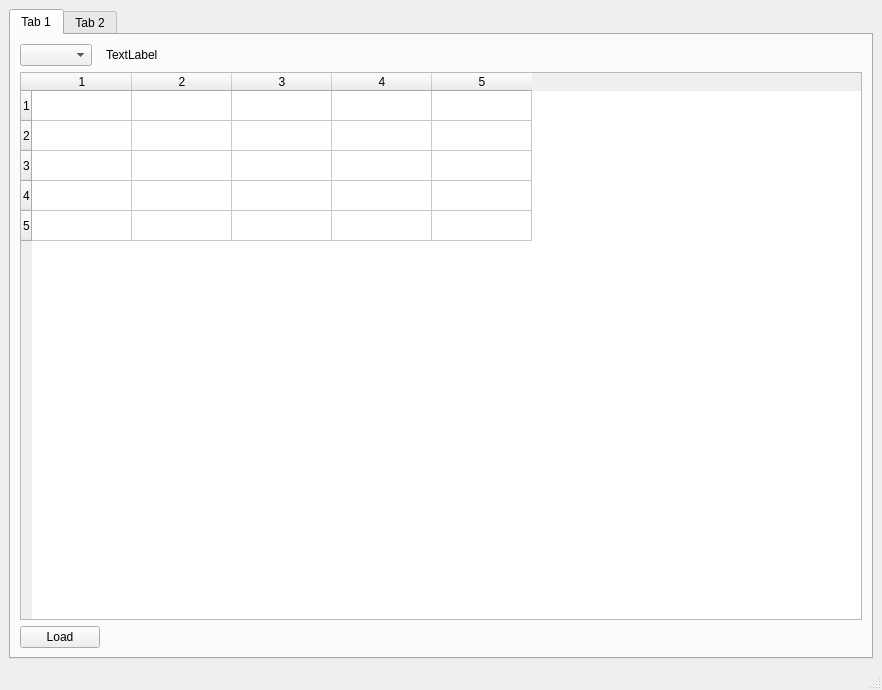
First picture: the form in interface.ui, repository Hvendrix/Laba1Python, before the edit.
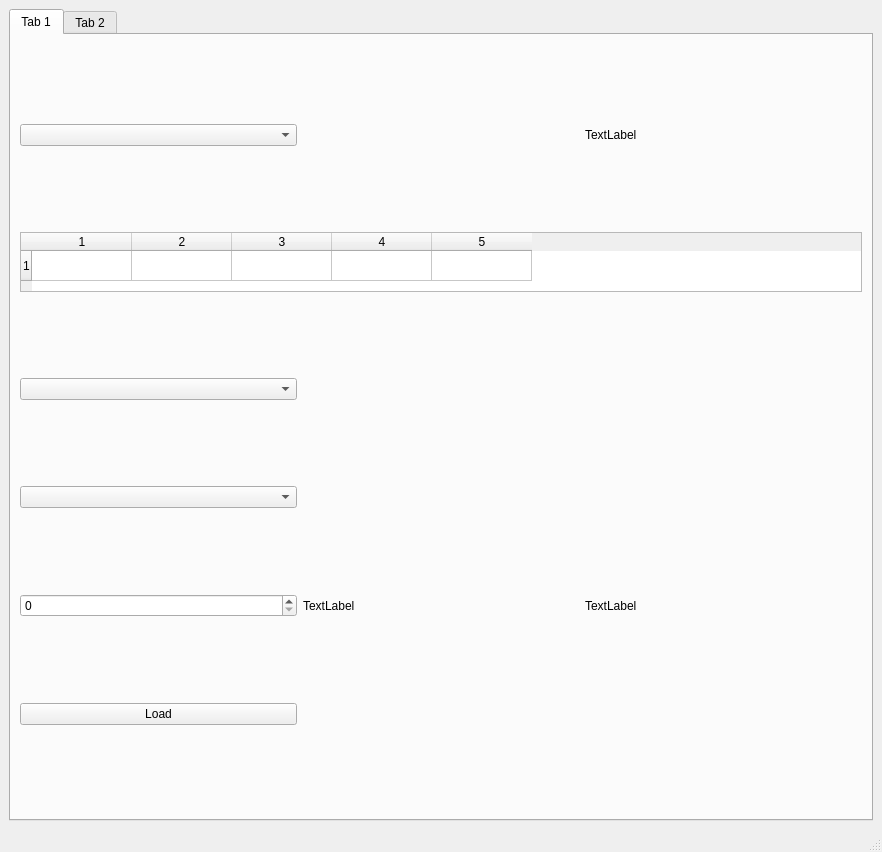
Second picture: the form after the edit.

Commit message: make auth and interface

```diff
--- a/interface.ui
+++ b/interface.ui
@@ -7,7 +7,7 @@
     <x>0</x>
     <y>0</y>
     <width>882</width>
-    <height>690</height>
+    <height>852</height>
    </rect>
   </property>
   <property name="windowTitle">
@@ -24,30 +24,22 @@
        <attribute name="title">
         <string>Tab 1</string>
        </attribute>
-       <layout class="QFormLayout" name="formLayout">
-        <item row="0" column="0">
-         <widget class="QComboBox" name="NameBox"/>
-        </item>
-        <item row="0" column="1">
-         <widget class="QLabel" name="KommentTxt">
-          <property name="text">
-           <string>TextLabel</string>
-          </property>
-         </widget>
-        </item>
-        <item row="2" column="0" colspan="2">
+       <layout class="QGridLayout" name="gridLayout">
+        <item row="1" column="0" colspan="3">
          <widget class="QTableWidget" name="tableWidget">
+          <property name="maximumSize">
+           <size>
+            <width>16777215</width>
+            <height>60</height>
+           </size>
+          </property>
           <property name="rowCount">
-           <number>5</number>
+           <number>1</number>
           </property>
           <property name="columnCount">
            <number>5</number>
           </property>
           <row/>
-          <row/>
-          <row/>
-          <row/>
-          <row/>
           <column/>
           <column/>
           <column/>
@@ -55,13 +47,46 @@
           <column/>
          </widget>
         </item>
+        <item row="2" column="0">
+         <widget class="QComboBox" name="OperTypeBox"/>
+        </item>
         <item row="3" column="0">
+         <widget class="QComboBox" name="GoodsNameBox"/>
+        </item>
+        <item row="5" column="0">
          <widget class="QPushButton" name="loadBtn">
           <property name="text">
            <string>Load</string>
           </property>
          </widget>
         </item>
+        <item row="0" column="0">
+         <widget class="QComboBox" name="NameBox"/>
+        </item>
+        <item row="0" column="2">
+         <widget class="QLabel" name="KommentTxt">
+          <property name="text">
+           <string>TextLabel</string>
+          </property>
+         </widget>
+        </item>
+        <item row="4" column="1">
+         <widget class="QLabel" name="oneCashTxt">
+          <property name="text">
+           <string>TextLabel</string>
+          </property>
+         </widget>
+        </item>
+        <item row="4" column="2">
+         <widget class="QLabel" name="manyCashTxt">
+          <property name="text">
+           <string>TextLabel</string>
+          </property>
+         </widget>
+        </item>
+        <item row="4" column="0">
+         <widget class="QSpinBox" name="amountSpinBox"/>
+        </item>
        </layout>
       </widget>
       <widget class="QWidget" name="tab_2">
```
The commit also changes 4 other files.
